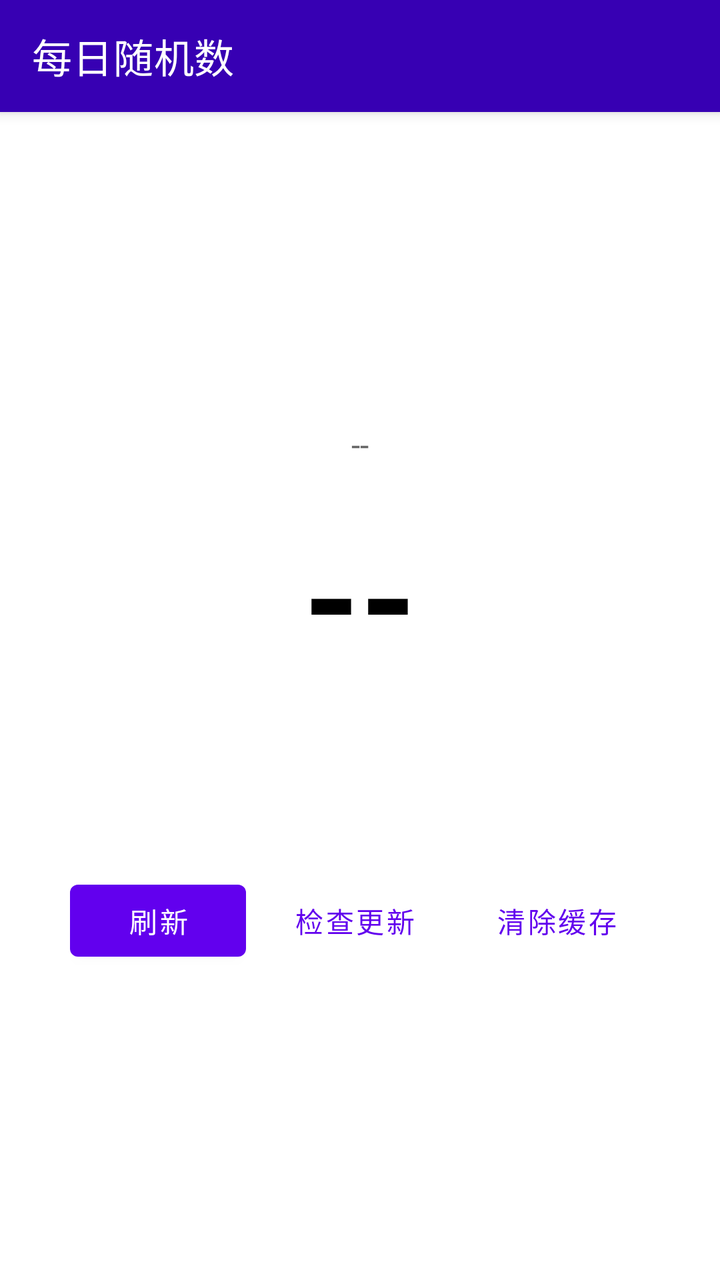
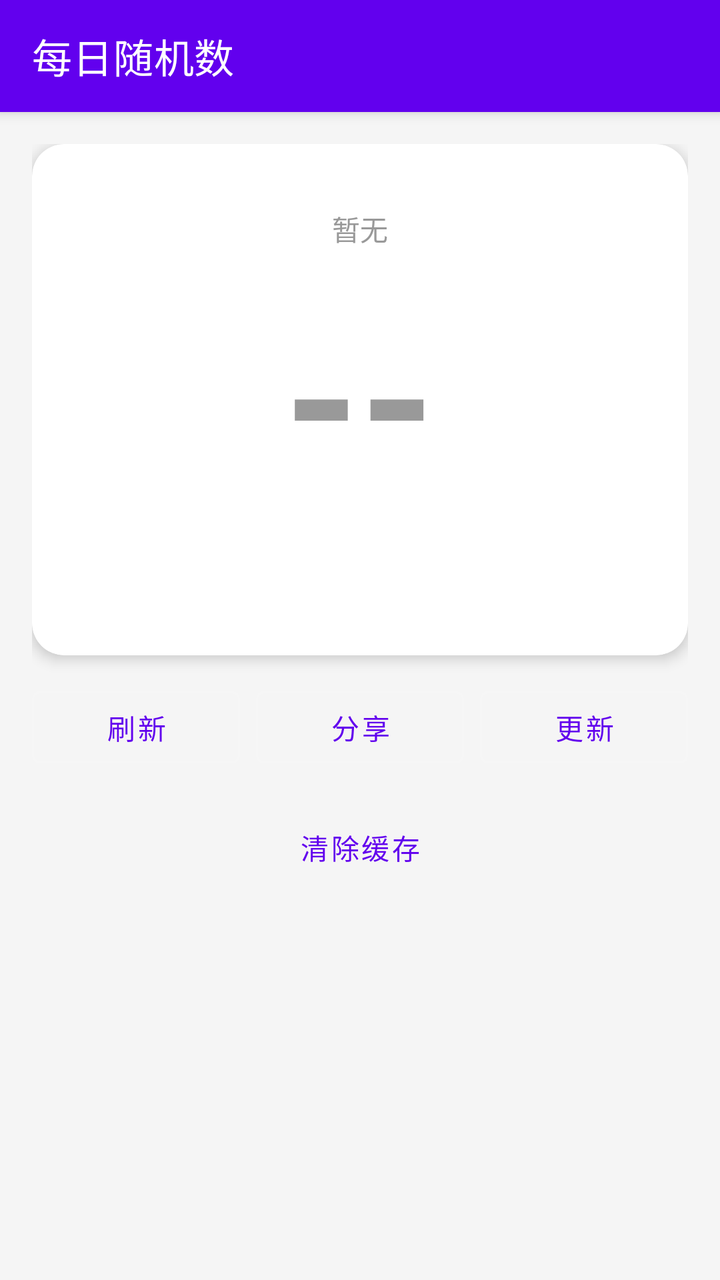

Before-and-after screenshots of an Android layout around one commit, followed by the original layout XML and the change that was made.
<!-- AndroidManifest.xml: activity theme Theme.DailyRandom -->
<!-- res/layout/activity_main.xml -->
<?xml version="1.0" encoding="utf-8"?>
<LinearLayout xmlns:android="http://schemas.android.com/apk/res/android"
    xmlns:app="http://schemas.android.com/apk/res-auto"
    android:layout_width="match_parent"
    android:layout_height="match_parent"
    android:orientation="vertical">

    <com.google.android.material.appbar.MaterialToolbar
        android:id="@+id/toolbar"
        android:layout_width="match_parent"
        android:layout_height="?attr/actionBarSize"
        android:background="@color/purple_700"
        android:elevation="4dp"
        app:titleTextColor="@color/white"
        app:title="每日随机数" />

    <LinearLayout
        android:layout_width="match_parent"
        android:layout_height="match_parent"
        android:gravity="center"
        android:orientation="vertical"
        android:padding="32dp">

        <TextView
            android:id="@+id/tvDate"
            android:layout_width="wrap_content"
            android:layout_height="wrap_content"
            android:text="--"
            android:textColor="#666666"
            android:textSize="16sp" />

        <TextView
            android:id="@+id/tvRandom"
            android:layout_width="wrap_content"
            android:layout_height="wrap_content"
            android:layout_marginTop="16dp"
            android:text="--"
            android:textColor="#000000"
            android:textSize="72sp"
            android:textStyle="bold" />

        <TextView
            android:id="@+id/tvOddEven"
            android:layout_width="wrap_content"
            android:layout_height="wrap_content"
            android:layout_marginTop="8dp"
            android:text=""
            android:textSize="20sp"
            android:textStyle="bold" />

        <TextView
            android:id="@+id/tvUpdateStatus"
            android:layout_width="wrap_content"
            android:layout_height="wrap_content"
            android:layout_marginTop="16dp"
            android:text=""
            android:textColor="#999999"
            android:textSize="12sp" />

        <LinearLayout
            android:layout_width="wrap_content"
            android:layout_height="wrap_content"
            android:layout_marginTop="24dp"
            android:orientation="horizontal">

            <Button
                android:id="@+id/btnRefresh"
                android:layout_width="wrap_content"
                android:layout_height="wrap_content"
                android:layout_marginEnd="8dp"
                android:text="刷新" />

            <Button
                android:id="@+id/btnUpdate"
                android:layout_width="wrap_content"
                android:layout_height="wrap_content"
                android:layout_marginEnd="8dp"
                android:text="检查更新"
                style="@style/Widget.MaterialComponents.Button.OutlinedButton" />

            <Button
                android:id="@+id/btnClear"
                android:layout_width="wrap_content"
                android:layout_height="wrap_content"
                android:text="清除缓存"
                style="@style/Widget.MaterialComponents.Button.OutlinedButton" />

        </LinearLayout>

    </LinearLayout>

</LinearLayout>
<!-- resources referenced by this layout -->
<resources>
  <color name="purple_700">#FF3700B3</color>
  <color name="white">#FFFFFFFF</color>
  <style name="Theme.DailyRandom" parent="Theme.MaterialComponents.NoActionBar">
          <item name="colorPrimary">@color/purple_500</item>
          <item name="colorPrimaryVariant">@color/purple_700</item>
          <item name="colorOnPrimary">@color/white</item>
          <item name="colorSecondary">@color/teal_200</item>
          <item name="colorSecondaryVariant">@color/teal_700</item>
          <item name="colorOnSecondary">@color/black</item>
          <item name="android:windowBackground">@color/white</item>
          <item name="android:statusBarColor">@color/purple_700</item>
          <item name="android:navigationBarColor">@color/purple_700</item>
          <item name="android:windowLightStatusBar">false</item>
          <item name="android:windowLightNavigationBar">false</item>
      </style>
  <color name="purple_500">#FF6200EE</color>
  <color name="teal_200">#FF03DAC5</color>
  <color name="teal_700">#FF018786</color>
  <color name="black">#FF000000</color>
</resources>

<!-- the commit's change to res/layout/activity_main.xml (unified diff, before → after) -->
@@ -1,92 +1,132 @@
 <?xml version="1.0" encoding="utf-8"?>
-<LinearLayout xmlns:android="http://schemas.android.com/apk/res/android"
-    xmlns:app="http://schemas.android.com/apk/res-auto"
+<LinearLayout
+    xmlns:android="http://schemas.android.com/apk/res/android"
     android:layout_width="match_parent"
     android:layout_height="match_parent"
-    android:orientation="vertical">
+    android:orientation="vertical"
+    android:background="#F5F5F5">
 
     <com.google.android.material.appbar.MaterialToolbar
         android:id="@+id/toolbar"
         android:layout_width="match_parent"
         android:layout_height="?attr/actionBarSize"
-        android:background="@color/purple_700"
+        android:background="#6200EE"
+        android:theme="@style/ThemeOverlay.MaterialComponents.Dark.ActionBar"
         android:elevation="4dp"
-        app:titleTextColor="@color/white"
-        app:title="每日随机数" />
+        app:title="每日随机数"
+        app:titleTextColor="@android:color/white"
+        xmlns:app="http://schemas.android.com/apk/res-auto" />
 
-    <LinearLayout
+    <ScrollView
         android:layout_width="match_parent"
         android:layout_height="match_parent"
-        android:gravity="center"
-        android:orientation="vertical"
-        android:padding="32dp">
-
-        <TextView
-            android:id="@+id/tvDate"
-            android:layout_width="wrap_content"
-            android:layout_height="wrap_content"
-            android:text="--"
-            android:textColor="#666666"
-            android:textSize="16sp" />
-
-        <TextView
-            android:id="@+id/tvRandom"
-            android:layout_width="wrap_content"
-            android:layout_height="wrap_content"
-            android:layout_marginTop="16dp"
-            android:text="--"
-            android:textColor="#000000"
-            android:textSize="72sp"
-            android:textStyle="bold" />
-
-        <TextView
-            android:id="@+id/tvOddEven"
-            android:layout_width="wrap_content"
-            android:layout_height="wrap_content"
-            android:layout_marginTop="8dp"
-            android:text=""
-            android:textSize="20sp"
-            android:textStyle="bold" />
-
-        <TextView
-            android:id="@+id/tvUpdateStatus"
-            android:layout_width="wrap_content"
-            android:layout_height="wrap_content"
-            android:layout_marginTop="16dp"
-            android:text=""
-            android:textColor="#999999"
-            android:textSize="12sp" />
+        android:fillViewport="true">
 
         <LinearLayout
-            android:layout_width="wrap_content"
+            android:layout_width="match_parent"
             android:layout_height="wrap_content"
-            android:layout_marginTop="24dp"
-            android:orientation="horizontal">
+            android:orientation="vertical"
+            android:padding="16dp">
 
-            <Button
-                android:id="@+id/btnRefresh"
-                android:layout_width="wrap_content"
+            
+            <com.google.android.material.card.MaterialCardView
+                android:layout_width="match_parent"
                 android:layout_height="wrap_content"
-                android:layout_marginEnd="8dp"
-                android:text="刷新" />
+                android:layout_marginBottom="12dp"
+                app:cardCornerRadius="16dp"
+                app:cardElevation="4dp"
+                app:cardBackgroundColor="@android:color/white"
+                xmlns:app="http://schemas.android.com/apk/res-auto">
 
-            <Button
-                android:id="@+id/btnUpdate"
-                android:layout_width="wrap_content"
+                <LinearLayout
+                    android:layout_width="match_parent"
+                    android:layout_height="wrap_content"
+                    android:orientation="vertical"
+                    android:gravity="center"
+                    android:padding="32dp">
+
+                    <TextView
+                        android:id="@+id/tvDate"
+                        android:layout_width="wrap_content"
+                        android:layout_height="wrap_content"
+                        android:text="暂无"
+                        android:textSize="14sp"
+                        android:textColor="#999999"
+                        android:layout_marginBottom="8dp"/>
+
+                    <TextView
+                        android:id="@+id/tvRandom"
+                        android:layout_width="wrap_content"
+                        android:layout_height="wrap_content"
+                        android:text="--"
+                        android:textSize="96sp"
+                        android:textStyle="bold"
+                        android:textColor="#999999"/>
+
+                    <TextView
+                        android:id="@+id/tvOddEven"
+                        android:layout_width="wrap_content"
+                        android:layout_height="wrap_content"
+                        android:text=""
+                        android:textSize="20sp"
+                        android:textColor="#CCCCCC"
+                        android:layout_marginTop="8dp"/>
+                </LinearLayout>
+            </com.google.android.material.card.MaterialCardView>
+
+            
+            <LinearLayout
+                android:layout_width="match_parent"
                 android:layout_height="wrap_content"
-                android:layout_marginEnd="8dp"
-                android:text="检查更新"
-                style="@style/Widget.MaterialComponents.Button.OutlinedButton" />
+                android:orientation="horizontal"
+                android:gravity="center"
+                android:layout_marginBottom="12dp">
+
+                <Button
+                    android:id="@+id/btnRefresh"
+                    android:layout_width="0dp"
+                    android:layout_height="wrap_content"
+                    android:layout_weight="1"
+                    android:text="刷新"
+                    android:layout_marginEnd="4dp"
+                    style="@style/Widget.MaterialComponents.Button.OutlinedButton"/>
+
+                <Button
+                    android:id="@+id/btnShare"
+                    android:layout_width="0dp"
+                    android:layout_height="wrap_content"
+                    android:layout_weight="1"
+                    android:text="分享"
+                    android:layout_marginStart="4dp"
+                    android:layout_marginEnd="4dp"
+                    style="@style/Widget.MaterialComponents.Button.OutlinedButton"/>
+
+                <Button
+                    android:id="@+id/btnUpdate"
+                    android:layout_width="0dp"
+                    android:layout_height="wrap_content"
+                    android:layout_weight="1"
+                    android:text="更新"
+                    android:layout_marginStart="4dp"
+                    style="@style/Widget.MaterialComponents.Button.OutlinedButton"/>
+            </LinearLayout>
 
             <Button
                 android:id="@+id/btnClear"
-                android:layout_width="wrap_content"
+                android:layout_width="match_parent"
                 android:layout_height="wrap_content"
                 android:text="清除缓存"
-                style="@style/Widget.MaterialComponents.Button.OutlinedButton" />
+                android:layout_marginBottom="8dp"
+                style="@style/Widget.MaterialComponents.Button.TextButton"/>
 
+            <TextView
+                android:id="@+id/tvUpdateStatus"
+                android:layout_width="match_parent"
+                android:layout_height="wrap_content"
+                android:text=""
+                android:textSize="12sp"
+                android:textColor="#AAAAAA"
+                android:gravity="center"/>
         </LinearLayout>
-
-    </LinearLayout>
-
+    </ScrollView>
 </LinearLayout>
